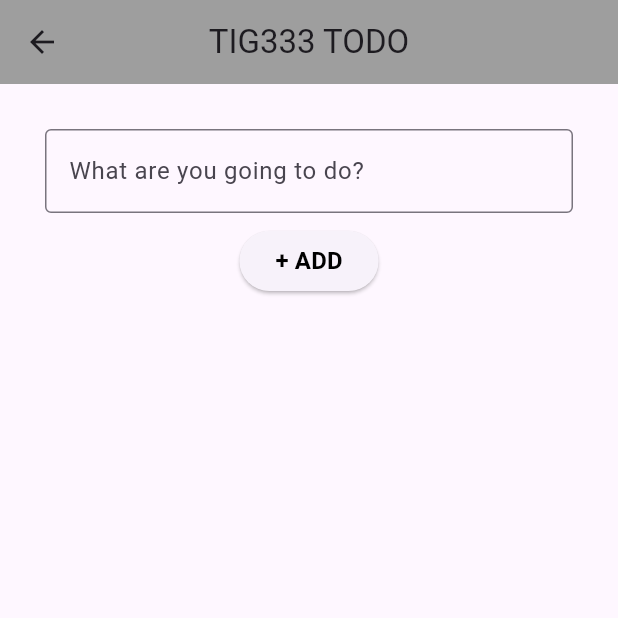
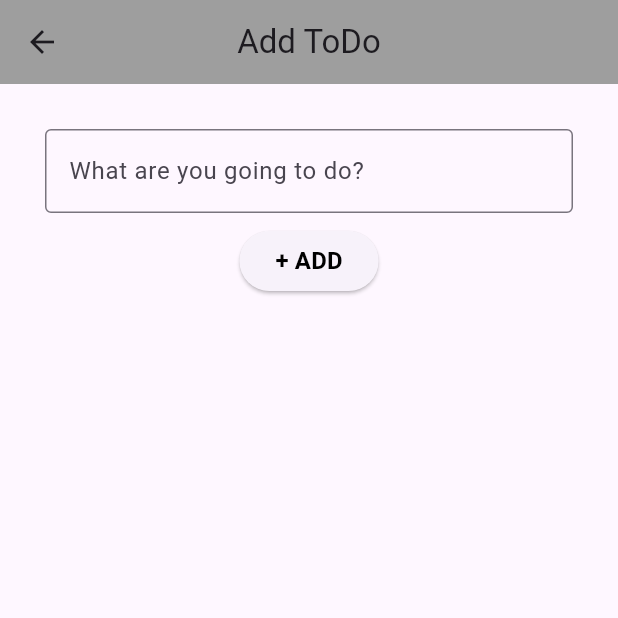
Before and after one commit to gu-tig333-ht24/guspalloni, a Flutter app: the screen it shows after launch, after a tap on the "add" icon, on a phone screen of 412 x 824 dp, the top half of it. Run offline on Flutter 3.47's test engine with Material 3 defaults, Android fonts, the phone set to English and light mode, and no system bars; network calls fail.

Commit message:
Steg 3 final

```diff
--- a/lib/addChoreScreen.dart
+++ b/lib/add_chores_screen.dart
@@ -3,14 +3,14 @@ import 'package:flutter/material.dart';
 class AddChoreScreen extends StatelessWidget {
   AddChoreScreen({super.key});
 
-  TextEditingController textInput =
+  final TextEditingController textInput =
       TextEditingController(); //Controller för att hantera input
 
   @override
   Widget build(BuildContext context) {
     return Scaffold(
       appBar: AppBar(
-        title: Text("TIG333 TODO"),
+        title: Text("Add ToDo"),
         centerTitle: true,
         backgroundColor: Colors.grey,
       ),
--- a/lib/main.dart
+++ b/lib/main.dart
@@ -1,7 +1,7 @@
 import 'package:flutter/material.dart';
-import 'addChoreScreen.dart';
+import 'add_chores_screen.dart';
 import 'package:provider/provider.dart';
-import 'api.dart';
+import 'chores_api.dart';
 
 void main() {
   MyState state =
@@ -35,13 +35,18 @@ class MyApp extends StatelessWidget {
 
     return Scaffold(
       appBar: AppBar(
-        title: Text(" TIG333 To Do"),
+        title: Text("Michael Scotts ToDo"),
         centerTitle: true,
         backgroundColor: Colors.grey,
         actions: [
           Padding(
             padding: const EdgeInsets.only(right: 16.0),
-            child: Icon(Icons.more_vert),
+            child: GestureDetector(
+              onTap: () {
+                myState.sortChores();
+              },
+              child: Icon(Icons.sort),
+            ),
           ),
         ],
       ),
```
Also changed, not shown: lib/chores_api.dart (renamed from lib/api.dart, +11 -1 lines).
